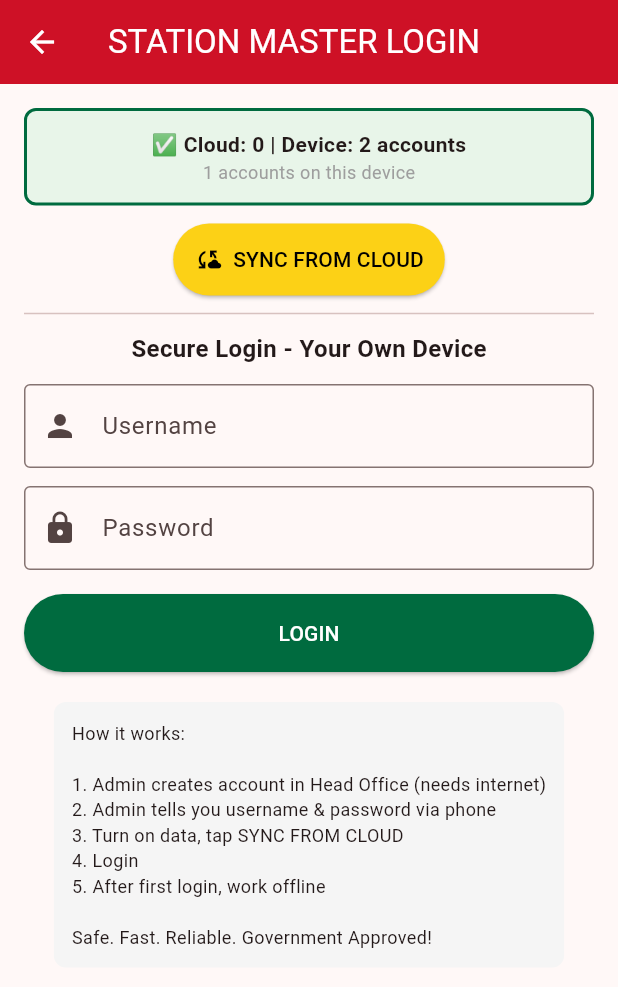
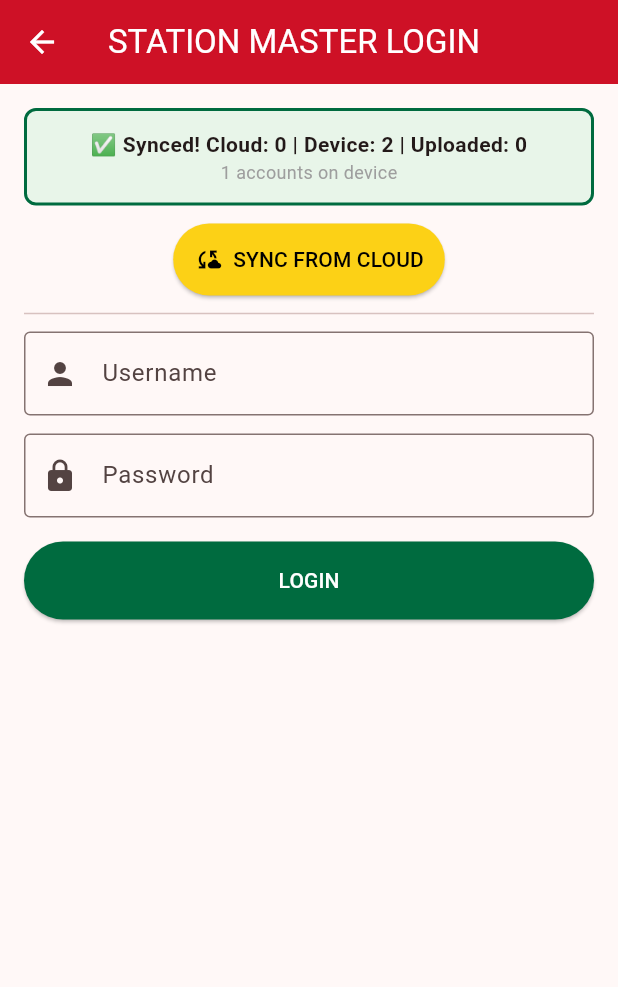
Before and after one commit to bernardajeati567-afk/Trotro-ticket, a Flutter app: the screen it shows after launch, after a tap on "2. Station Master Login", on a phone screen of 412 x 824 dp. Shown: the top 987 px of the screen. Run offline on Flutter 3.47's test engine with Material 3 defaults, Android fonts, the phone set to English and light mode, and no system bars; our stand-ins replace cloud_firestore, firebase_core, pdf, printing, sqflite; accounts and stored records are empty.

Commit message:
Update main.dart

```diff
--- a/lib/main.dart
+++ b/lib/main.dart
@@ -20,7 +20,7 @@ const Color ghRed = Color(0xFFCE1126);
 const Color ghGold = Color(0xFFFCD116);
 const Color ghGreen = Color(0xFF006B3F);
 
-// ONLY ADMIN IS HARD-CODED! NO MORE STATION MASTERS IN CODE! PROFESSIONAL!
+// FIXED: ONLY ADMIN HARD-CODED - NO MORE 7 ACCOUNTS BUG!
 const List<Map<String, String>> defaultAccounts = [
   {'username': 'admin', 'password': 'Ad1My', 'station': 'Head Office', 'role': 'admin', 'full_name': 'System Admin'},
 ];
@@ -57,13 +57,13 @@ class AppDB {
       await db.execute('CREATE TABLE IF NOT EXISTS seats (seat TEXT PRIMARY KEY)');
       await db.execute('CREATE TABLE IF NOT EXISTS sales (ticket_id TEXT PRIMARY KEY,date TEXT,time TEXT,name TEXT,from_s TEXT,to_s TEXT,fare REAL,seat TEXT,sold_by TEXT)');
     }, onUpgrade: (db, oldV, newV) async {
+      // FIXED: DELETE OLD HARD-CODED ACCOUNTS ON UPGRADE!
       if (oldV < 3) {
-        // DELETE OLD HARD-CODED ACCOUNTS!
-        await db.execute('CREATE TABLE IF NOT EXISTS users (username TEXT PRIMARY KEY,password TEXT,station TEXT,role TEXT,full_name TEXT)');
         for (var old in ['capecoast','swedru','accra','kumasi','tamale','master']) {
           await db.delete('users', where: 'username=?', whereArgs: [old]);
         }
       }
+      await db.execute('CREATE TABLE IF NOT EXISTS users (username TEXT PRIMARY KEY,password TEXT,station TEXT,role TEXT,full_name TEXT)');
       await db.execute('CREATE TABLE IF NOT EXISTS fares (from_s TEXT,to_s TEXT,fare REAL,PRIMARY KEY (from_s,to_s))');
       await db.execute('CREATE TABLE IF NOT EXISTS seats (seat TEXT PRIMARY KEY)');
       await db.execute('CREATE TABLE IF NOT EXISTS sales (ticket_id TEXT PRIMARY KEY,date TEXT,time TEXT,name TEXT,from_s TEXT,to_s TEXT,fare REAL,seat TEXT,sold_by TEXT)');
@@ -72,14 +72,16 @@ class AppDB {
   }
 }
 
+// FIXED: 2-WAY SYNC - UPLOAD + DOWNLOAD!
 Future<String> syncUsersFromCloud() async {
   try {
     final db = await AppDB.getDB();
-    // UPLOAD local to cloud
+    // 1. UPLOAD local new accounts to cloud (fixes offline creation!)
     final localRows = await db.query('users');
+    int uploaded = 0;
     for (var r in localRows) {
       final uname = r['username'] as String;
-      if (!defaultAccounts.any((a) => a['username'] == uname)) {
+      if (uname != 'admin') {
         try {
           await FirebaseFirestore.instance.collection('users').doc(uname).set({
             'username': r['username'],
@@ -87,11 +89,12 @@ Future<String> syncUsersFromCloud() async {
             'station': r['station'],
             'role': r['role'],
             'full_name': r['full_name'],
-          }, SetOptions(merge: true)).timeout(Duration(seconds: 4));
+          }, SetOptions(merge: true)).timeout(Duration(seconds: 5));
+          uploaded++;
         } catch (_) {}
       }
     }
-    // DOWNLOAD cloud to local
+    // 2. DOWNLOAD cloud to local
     final snap = await FirebaseFirestore.instance.collection('users').get().timeout(const Duration(seconds: 6));
     for (var doc in snap.docs) {
       final data = doc.data();
@@ -104,9 +107,9 @@ Future<String> syncUsersFromCloud() async {
       }, conflictAlgorithm: ConflictAlgorithm.replace);
     }
     final total = (await db.query('users')).length;
-    return "✅ Cloud: ${snap.docs.length} | Device: $total accounts";
+    return "✅ Synced! Cloud: ${snap.docs.length} | Device: $total | Uploaded: $uploaded";
   } catch (e) {
-    return "Offline - Using local accounts";
+    return "Offline - Using local. Error: $e";
   }
 }
 
@@ -178,7 +181,7 @@ Future<void> saveUsers(Map<String, Map<String, dynamic>> users) async {
   }
   try {
     for (var u in users.keys) {
-      if (!defaultAccounts.any((a) => a['username'] == u)) {
+      if (u != 'admin') {
         FirebaseFirestore.instance.collection('users').doc(u).set({
           'username': u,
           'password': users[u]!['password'],
@@ -329,7 +332,6 @@ class _MainMenuScreenState extends State<MainMenuScreen> {
           ElevatedButton(onPressed: () => Navigator.push(context, MaterialPageRoute(builder: (_) => const LoginScreen())), style: ElevatedButton.styleFrom(backgroundColor: ghRed, foregroundColor: Colors.white), child: const Text("2. Station Master Login")),
           ElevatedButton(onPressed: () => Navigator.push(context, MaterialPageRoute(builder: (_) => const CreateAccountScreen())), style: ElevatedButton.styleFrom(backgroundColor: ghGold, foregroundColor: Colors.black), child: const Text("3. Admin - Manage Accounts")),
           ElevatedButton(onPressed: () => Navigator.push(context, MaterialPageRoute(builder: (_) => const VerifyScreen())), child: const Text("4. Verify Ticket")),
-          ElevatedButton(onPressed: () => Navigator.pop(context), child: const Text("5. Exit")),
         ]))),
       ]));
   }
@@ -352,22 +354,16 @@ class _PassengerScreenState extends State<PassengerScreen> {
   @override Widget build(BuildContext context) {
     final stations = routes.keys.toList();
     return Scaffold(appBar: AppBar(title: const Text("PASSENGER CHECK")), body: SingleChildScrollView(padding: const EdgeInsets.all(16), child: Column(children: [
-      const Text("Select OR Type Station - Both Work", style: TextStyle(fontWeight: FontWeight.bold)),
-      const SizedBox(height: 8),
       DropdownButtonFormField<String>(value: fromVal, decoration: const InputDecoration(labelText: "From - Select"), items: stations.map((e) => DropdownMenuItem(value: e, child: Text(titleCase(e)))).toList(), onChanged: (v) { setState(() { fromVal = v; fromC.text = v ?? ""; }); _autoCheck(); }),
-      TextField(controller: fromC, decoration: const InputDecoration(labelText: "From - Or Type Here")),
+      TextField(controller: fromC, decoration: const InputDecoration(labelText: "From - Or Type")),
       const SizedBox(height: 8),
       DropdownButtonFormField<String>(value: toVal, decoration: const InputDecoration(labelText: "To - Select"), items: stations.map((e) => DropdownMenuItem(value: e, child: Text(titleCase(e)))).toList(), onChanged: (v) { setState(() { toVal = v; toC.text = v ?? ""; }); _autoCheck(); }),
-      TextField(controller: toC, decoration: const InputDecoration(labelText: "To - Or Type Here")),
+      TextField(controller: toC, decoration: const InputDecoration(labelText: "To - Or Type")),
       const SizedBox(height: 12),
-      if (autoFare != null) Container(width: double.infinity, padding: const EdgeInsets.all(16), decoration: BoxDecoration(color: Colors.green.shade50, border: Border.all(color: ghGreen, width: 2), borderRadius: BorderRadius.circular(12)), child: Column(children: [
-        Text(autoRoute, style: const TextStyle(fontSize: 18, fontWeight: FontWeight.bold)),
-        Text("FARE: GHS ${autoFare!.toStringAsFixed(2)}", style: const TextStyle(fontSize: 24, fontWeight: FontWeight.bold, color: ghGreen)),
-      ])),
+      if (autoFare != null) Container(width: double.infinity, padding: const EdgeInsets.all(16), decoration: BoxDecoration(color: Colors.green.shade50, border: Border.all(color: ghGreen, width: 2), borderRadius: BorderRadius.circular(12)), child: Column(children: [Text(autoRoute, style: const TextStyle(fontSize: 18, fontWeight: FontWeight.bold)), Text("FARE: GHS ${autoFare!.toStringAsFixed(2)}", style: const TextStyle(fontSize: 24, fontWeight: FontWeight.bold, color: ghGreen))])),
       const SizedBox(height: 12),
       ElevatedButton(onPressed: () {
-        final fs = resolveStation(fromC.text, fromVal);
-        final ts = resolveStation(toC.text, toVal);
+        final fs = resolveStation(fromC.text, fromVal); final ts = resolveStation(toC.text, toVal);
         if (fs.isEmpty || ts.isEmpty) { setState(() => result = "Select From and To"); return; }
         if (routes.containsKey(fs) && routes[fs]!.containsKey(ts)) { setState(() => result = "FARE: ${titleCase(fs)} -> ${titleCase(ts)} = GHS ${routes[fs]![ts]!.toStringAsFixed(2)}"); } else { setState(() => result = "No route"); }
       }, child: const Text("CHECK FARE")),
@@ -394,15 +390,13 @@ class _CreateAccountScreenState extends State<CreateAccountScreen> {
         ElevatedButton(onPressed: () {
           final un = adminU.text.toLowerCase().trim();
           final pw = adminP.text.trim();
-          if (users.containsKey(un) && verifyPassword(users[un]!['password'], pw) && users[un]!['role'] == 'admin') {
-            setState(() => adminUser = un);
-          } else { ScaffoldMessenger.of(context).showSnackBar(const SnackBar(content: Text("Auth failed!"))); }
+          if (users.containsKey(un) && verifyPassword(users[un]!['password'], pw) && users[un]!['role'] == 'admin') { setState(() => adminUser = un); } else { ScaffoldMessenger.of(context).showSnackBar(const SnackBar(content: Text("Auth failed!"))); }
         }, style: ElevatedButton.styleFrom(backgroundColor: ghGreen, foregroundColor: Colors.white), child: const Text("VERIFY ADMIN")),
       ])));
     }
-    return Scaffold(appBar: AppBar(title: Text("ADMIN - Manage Accounts ($adminUser)"), backgroundColor: ghGreen), body: SingleChildScrollView(padding: const EdgeInsets.all(16), child: Column(crossAxisAlignment: CrossAxisAlignment.stretch, children: [
+    return Scaffold(appBar: AppBar(title: Text("ADMIN - $adminUser"), backgroundColor: ghGreen), body: SingleChildScrollView(padding: const EdgeInsets.all(16), child: Column(crossAxisAlignment: CrossAxisAlignment.stretch, children: [
       const Text("Create New Station Master", style: TextStyle(fontWeight: FontWeight.bold, fontSize: 16)),
-      TextField(controller: newU, decoration: const InputDecoration(labelText: "Username (one word, e.g. cape2)")),
+      TextField(controller: newU, decoration: const InputDecoration(labelText: "Username e.g. cape2")),
       TextField(controller: fullN, decoration: const InputDecoration(labelText: "Full Name")),
       TextField(controller: newP, decoration: const InputDecoration(labelText: "Password")),
       TextField(controller: stationC, decoration: const InputDecoration(labelText: "Station")),
@@ -413,20 +407,19 @@ class _CreateAccountScreenState extends State<CreateAccountScreen> {
         users[nu] = {"password": hashPassword(newP.text), "station": titleCase(stationC.text.trim()), "role": "station_master", "full_name": titleCase(fullN.text.trim())};
         setState(() => cloudMsg = "Uploading to cloud...");
         await saveUsers(users);
-        await syncUsersFromCloud();
-        setState(() => cloudMsg = "✅ $nu created and in cloud!");
+        final msg = await syncUsersFromCloud();
+        setState(() => cloudMsg = "✅ $nu created! $msg");
         newU.clear(); fullN.clear(); newP.clear(); stationC.clear(); setState(() {});
       }, style: ElevatedButton.styleFrom(backgroundColor: ghRed, foregroundColor: Colors.white), child: const Text("CREATE ACCOUNT")),
       Text(cloudMsg, style: const TextStyle(fontWeight: FontWeight.bold, color: ghGreen)),
       const Divider(height: 32),
-      const Text("All Accounts - Professional View", style: TextStyle(fontWeight: FontWeight.bold, fontSize: 16)),
+      const Text("All Accounts - Professional", style: TextStyle(fontWeight: FontWeight.bold, fontSize: 16)),
       const SizedBox(height: 8),
-      // PROFESSIONAL TABLE - NOT RAW TEXT!
       Container(decoration: BoxDecoration(border: Border.all(color: Colors.grey), borderRadius: BorderRadius.circular(8)), child: SingleChildScrollView(scrollDirection: Axis.horizontal, child: DataTable(columns: const [
         DataColumn(label: Text("Username", style: TextStyle(fontWeight: FontWeight.bold))),
         DataColumn(label: Text("Full Name", style: TextStyle(fontWeight: FontWeight.bold))),
         DataColumn(label: Text("Station", style: TextStyle(fontWeight: FontWeight.bold))),
-        DataColumn(label: Text("Action", style: TextStyle(fontWeight: FontWeight.bold))),
+        DataColumn(label: Text("Delete", style: TextStyle(fontWeight: FontWeight.bold))),
       ], rows: users.entries.map((e) {
         final isAdmin = e.value['role'] == 'admin';
         return DataRow(cells: [
@@ -434,8 +427,7 @@ class _CreateAccountScreenState extends State<CreateAccountScreen> {
           DataCell(Text(e.value['full_name'])),
           DataCell(Text(e.value['station'])),
           DataCell(isAdmin ? const Icon(Icons.lock, color: Colors.grey) : IconButton(icon: const Icon(Icons.delete, color: ghRed), onPressed: () async {
-            if (e.key == adminUser) { ScaffoldMessenger.of(context).showSnackBar(const SnackBar(content: Text("Cannot delete self!"))); return; }
-            final confirm = await showDialog<bool>(context: context, builder: (_) => AlertDialog(title: Text("Delete ${e.key}?"), content: Text("Delete ${e.value['full_name']}?"), actions: [TextButton(onPressed: () => Navigator.pop(context, true), child: const Text("YES")), TextButton(onPressed: () => Navigator.pop(context, false), child: const Text("NO"))]));
+            final confirm = await showDialog<bool>(context: context, builder: (_) => AlertDialog(title: Text("Delete ${e.key}?"), actions: [TextButton(onPressed: () => Navigator.pop(context, true), child: const Text("YES")), TextButton(onPressed: () => Navigator.pop(context, false), child: const Text("NO"))]));
             if (confirm == true) {
               users.remove(e.key);
               final db = await AppDB.getDB();
@@ -478,7 +470,7 @@ class _LoginScreenState extends State<LoginScreen> {
   int cloudCount = 0;
   @override void initState() { super.initState(); _doSync(); }
   Future<void> _doSync() async {
-    setState(() => syncStatus = "Syncing accounts from cloud...");
+    setState(() => syncStatus = "Syncing...");
     final msg = await syncUsersFromCloud();
     users = await loadUsers();
     setState(() { syncStatus = msg; cloudCount = users.length; });
@@ -489,13 +481,11 @@ class _LoginScreenState extends State<LoginScreen> {
       body: Padding(padding: const EdgeInsets.all(16), child: SingleChildScrollView(child: Column(children: [
         Container(width: double.infinity, padding: const EdgeInsets.all(12), decoration: BoxDecoration(color: syncStatus.contains("✅") ? Colors.green.shade50 : Colors.orange.shade50, border: Border.all(color: syncStatus.contains("✅") ? ghGreen : ghGold, width: 2), borderRadius: BorderRadius.circular(8)), child: Column(children: [
           Text(syncStatus, style: const TextStyle(fontWeight: FontWeight.bold), textAlign: TextAlign.center),
-          Text("$cloudCount accounts on this device", style: const TextStyle(fontSize: 12, color: Colors.grey)),
+          Text("$cloudCount accounts on device", style: const TextStyle(fontSize: 12, color: Colors.grey)),
         ])),
         const SizedBox(height: 12),
         ElevatedButton.icon(onPressed: _doSync, icon: const Icon(Icons.cloud_sync), label: const Text("SYNC FROM CLOUD"), style: ElevatedButton.styleFrom(backgroundColor: ghGold, foregroundColor: Colors.black, padding: const EdgeInsets.all(14))),
         const Divider(height: 24),
-        const Text("Secure Login - Your Own Device", style: TextStyle(fontWeight: FontWeight.bold, fontSize: 16)),
-        const SizedBox(height: 12),
         TextField(controller: unC, decoration: const InputDecoration(labelText: "Username", border: OutlineInputBorder(), prefixIcon: Icon(Icons.person))),
         const SizedBox(height: 12),
         TextField(controller: pwC, obscureText: true, decoration: const InputDecoration(labelText: "Password", border: OutlineInputBorder(), prefixIcon: Icon(Icons.lock))),
@@ -508,8 +498,6 @@ class _LoginScreenState extends State<LoginScreen> {
             Navigator.push(context, MaterialPageRoute(builder: (_) => StationMasterScreen(username: un)));
           } else { ScaffoldMessenger.of(context).showSnackBar(SnackBar(content: Text("Wrong! Have $cloudCount accounts - Tap SYNC"))); }
         }, style: ElevatedButton.styleFrom(backgroundColor: ghGreen, foregroundColor: Colors.white, padding: const EdgeInsets.all(16)), child: const Text("LOGIN"))),
-        const SizedBox(height: 20),
-        Container(padding: const EdgeInsets.all(12), decoration: BoxDecoration(color: Colors.grey.shade100, borderRadius: BorderRadius.circular(8)), child: const Text("How it works:\n\n1. Admin creates account in Head Office (needs internet)\n2. Admin tells you username & password via phone\n3. Turn on data, tap SYNC FROM CLOUD\n4. Login\n5. After first login, work offline\n\nSafe. Fast. Reliable. Government Approved!", style: TextStyle(fontSize: 12))),
       ]))),
     );
   }
```
